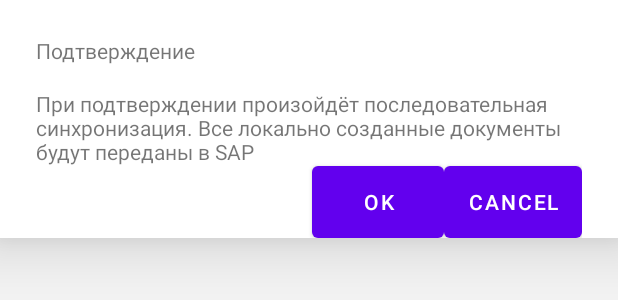
After one commit to yuly-vertkin/TVClient, an Android app: the layout fragment_simple_dialog.xml on its own in the app's theme, with its tools: preview values and no code run, on a phone screen of 412 x 824 dp. The commit adds this screen. Shown: the top 300 px of the screen. Run offline under Robolectric (Android 15) with nearby library versions, the phone set to English and light mode, and no system bars; network calls fail.

Commit message:
fix menu, add fragment result, add dialog

```diff
--- /dev/null
+++ b/app/src/main/java/com/example/tvclient/presentation/AppConstants.kt
@@ -0,0 +1,6 @@
+package com.example.tvclient.presentation
+
+const val TV_DETAIL_REQUEST_KEY = "TV_DETAIL_REQUEST"
+const val TV_DETAIL_RESULT_KEY = "TV_DETAIL_RESULT"
+const val SIMPLE_DIALOG_REQUEST_KEY = "SIMPLE_DIALOG_REQUEST"
+const val SIMPLE_DIALOG_RESULT_KEY = "SIMPLE_DIALOG_RESULT"
--- a/app/src/main/java/com/example/tvclient/presentation/TVClientViewModel.kt
+++ b/app/src/main/java/com/example/tvclient/presentation/TVClientViewModel.kt
@@ -13,6 +13,7 @@ import com.example.tvclient.workers.WORKER_DATA_KEY
 import dagger.hilt.android.lifecycle.HiltViewModel
 import javax.inject.Inject
 
+private const val TAG = "TVClientViewModel"
 const val MY_WORK_NAME = "MY_WORK_NAME"
 const val MY_WORK_TAG = "MY_WORK_TAG"
 
@@ -20,7 +21,6 @@ const val MY_WORK_TAG = "MY_WORK_TAG"
 class TVClientViewModel @Inject constructor(
     private val workManager: WorkManager
     ) : ViewModel() {
-    lateinit var workMenuItem: MenuItem
 
     val isWorkRuning: LiveData<Boolean> =
         workManager.getWorkInfosByTagLiveData(MY_WORK_TAG)
--- /dev/null
+++ b/app/src/main/res/layout/fragment_simple_dialog.xml
@@ -0,0 +1,54 @@
+<?xml version="1.0" encoding="utf-8"?>
+<androidx.constraintlayout.widget.ConstraintLayout
+    xmlns:android="http://schemas.android.com/apk/res/android"
+    xmlns:tools="http://schemas.android.com/tools"
+    xmlns:app="http://schemas.android.com/apk/res-auto"
+    android:layout_width="match_parent"
+    android:layout_height="wrap_content"
+    android:minWidth="320dp"
+    android:background="@color/white"
+    android:elevation="24dp"
+    android:paddingStart="24dp"
+    android:paddingTop="24dp"
+    android:paddingEnd="24dp" >
+
+    <TextView
+        android:id="@+id/title"
+        android:layout_width="0dp"
+        android:layout_height="wrap_content"
+        app:layout_constraintStart_toStartOf="parent"
+        app:layout_constraintEnd_toEndOf="parent"
+        app:layout_constraintTop_toTopOf="parent"
+        tools:text="Подтверждение"
+        />
+
+    <TextView
+        android:id="@+id/text"
+        android:layout_width="0dp"
+        android:layout_height="wrap_content"
+        android:layout_marginTop="16dp"
+        app:layout_constraintStart_toStartOf="parent"
+        app:layout_constraintEnd_toEndOf="parent"
+        app:layout_constraintTop_toBottomOf="@id/title"
+        tools:text="При подтверждении произойдёт последовательная синхронизация. Все локально созданные документы будут переданы в SAP" />
+
+    <com.google.android.material.button.MaterialButton
+        android:id="@+id/ok_button"
+        android:layout_width="wrap_content"
+        android:layout_height="wrap_content"
+        android:insetTop="0dp"
+        android:insetBottom="0dp"
+        app:layout_constraintEnd_toStartOf="@id/cancel_button"
+        app:layout_constraintTop_toBottomOf="@id/text"
+        tools:text="OK" />
+
+    <com.google.android.material.button.MaterialButton
+        android:id="@+id/cancel_button"
+        android:layout_width="wrap_content"
+        android:layout_height="wrap_content"
+        android:insetTop="0dp"
+        android:insetBottom="0dp"
+        app:layout_constraintEnd_toEndOf="parent"
+        app:layout_constraintTop_toBottomOf="@id/text"
+        tools:text="Cancel" />
+</androidx.constraintlayout.widget.ConstraintLayout>
--- a/app/src/main/res/values/strings.xml
+++ b/app/src/main/res/values/strings.xml
@@ -3,4 +3,8 @@
     <string name="work_manager_start">Start WorkManager</string>
     <string name="work_manager_cancel">Cancel WorkManager</string>
     <string name="layout_manager">androidx.recyclerview.widget.LinearLayoutManager</string>
+    <string name="ok_button">OK</string>
+    <string name="cancel_button">Cancel</string>
+    <string name="dialog_title">Title</string>
+    <string name="dialog_text">Text</string>
 </resources>
```
Also changed, not shown: app/src/main/java/com/example/tvclient/presentation/SimpleDialog.kt (added, +65 -0 lines), app/src/main/java/com/example/tvclient/presentation/TVClientActivity.kt (+9 -4 lines), app/src/main/java/com/example/tvclient/presentation/TVDetailFragment.kt (+21 -2 lines), app/src/main/java/com/example/tvclient/presentation/TVFragment.kt (+13 -0 lines).
